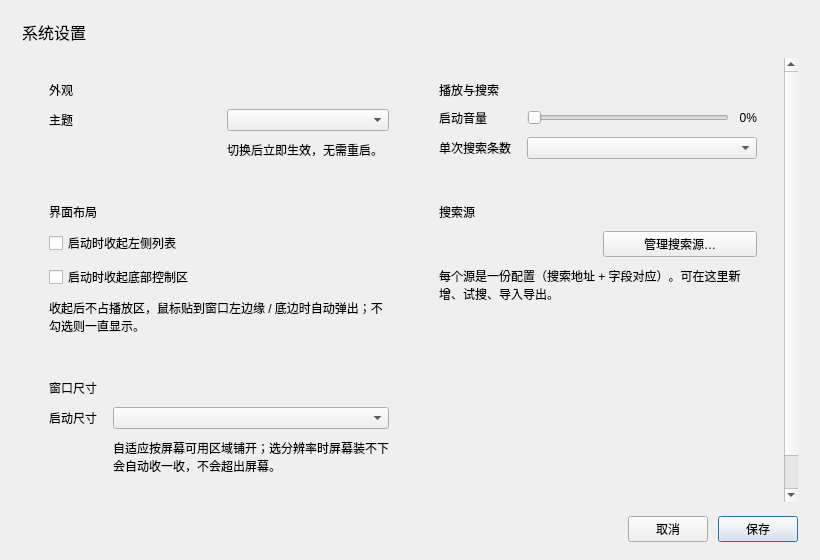
First picture: the form in src/ui/SettingsDialog.ui, repository gong1-1989/MusicVideoPlayer, before the edit.
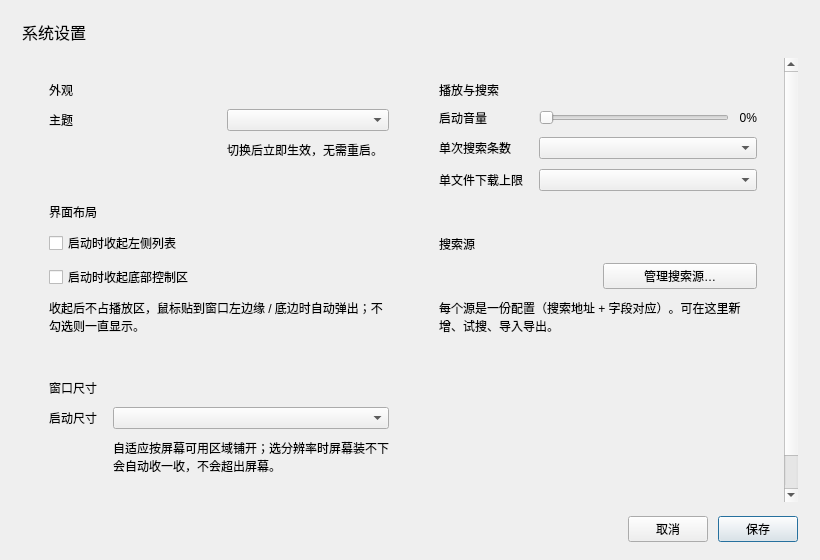
Second picture: the form after the edit.

Commit message:
收口 Maccms 在途请求并支持配置下载上限
HttpClient 增加 abortAll() 与在途 reply 跟踪；MaccmsWebProvider 改为持有独立 HttpClient，超时/取消时真正 abort 搜索、详情、播放页请求，不再等 15 秒传输超时。新增单文件下载上限设置（2/4/8/16 GB，默认 8 GB，误填下限兜底 512 MB），DownloadController 按设置下发到 DownloadTask。补充 Maccms abort 真实断连测试与设置读写测试。

```diff
--- a/src/ui/SettingsDialog.ui
+++ b/src/ui/SettingsDialog.ui
@@ -396,6 +396,16 @@
             <item row="1" column="1">
              <widget class="QComboBox" name="combo_searchLimit"/>
             </item>
+            <item row="2" column="0">
+             <widget class="QLabel" name="label_downloadLimitCaption">
+              <property name="text">
+               <string>单文件下载上限</string>
+              </property>
+             </widget>
+            </item>
+            <item row="2" column="1">
+             <widget class="QComboBox" name="combo_downloadLimit"/>
+            </item>
            </layout>
           </item>
          </layout>
```
The commit also changes 12 other files.
